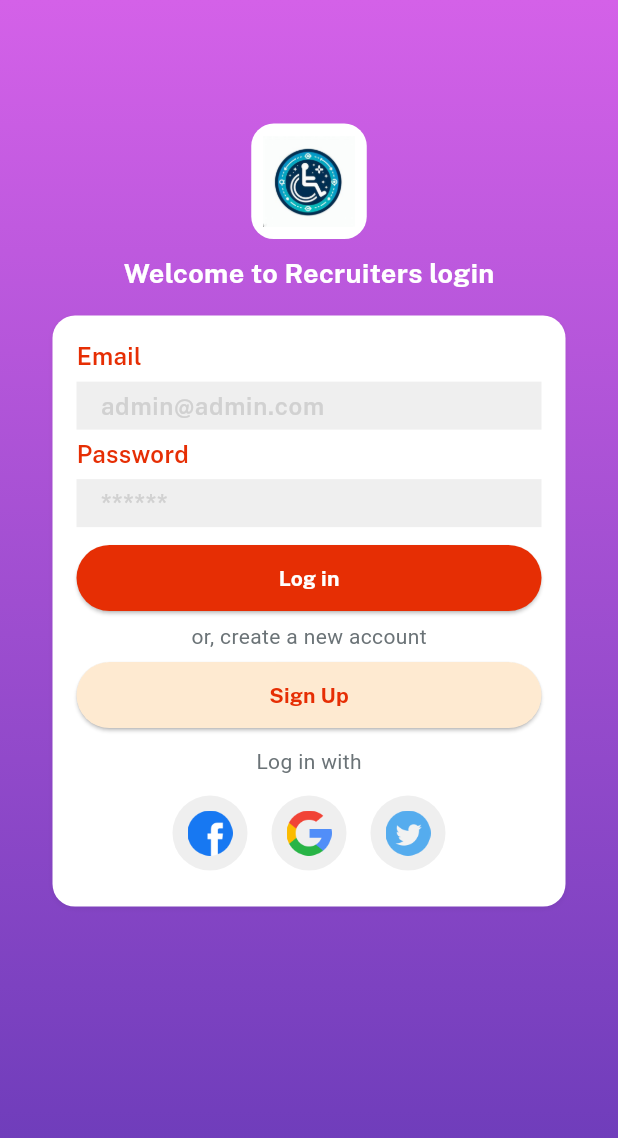
After one commit to EngineerAnishSharma/rubix24_Ctrl-Alt-Innovate, a Flutter app: the screen it shows after launch, after a tap on "Go there", on a phone screen of 412 x 824 dp. The commit adds this screen. Shown: the top 1138 px of the screen. Run offline on Flutter 3.47's test engine with Material 3 defaults, Android fonts, the phone set to English and light mode, and no system bars; our stand-ins replace cloud_firestore, confetti, csv, curved_navigation_bar, file_picker, firebase_auth and 11 more; accounts and stored records are empty; project files that could hold a hidden picture were left out.

Commit message:
added recruiters panel

```diff
--- /dev/null
+++ b/lib/doctorApp/doctor_login.dart
@@ -0,0 +1,127 @@
+
+import 'package:get/get.dart';
+import 'package:tsec_hack/consts/consts.dart';
+import 'package:tsec_hack/consts/lists.dart';
+import 'package:tsec_hack/doctorApp/doctor_info.dart';
+import 'package:tsec_hack/doctorApp/doctor_signup.dart';
+import 'package:tsec_hack/widgets_common/applogo_widget.dart';
+import 'package:tsec_hack/widgets_common/bg_widget.dart';
+import 'package:tsec_hack/widgets_common/custome_textfield.dart';
+import 'package:tsec_hack/widgets_common/our_button.dart';
+
+class DoctorLogin extends StatefulWidget {
+  const DoctorLogin({super.key});
+
+  @override
+  State<DoctorLogin> createState() => _DoctorLoginState();
+}
+
+class _DoctorLoginState extends State<DoctorLogin> {
+  var emailController = TextEditingController();
+  var passwordController = TextEditingController();
+  @override
+  Widget build(BuildContext context) {
+    return bgWidget(
+      Scaffold(
+          body: Container(
+        width: double.infinity,
+        height: double.infinity,
+        decoration: const BoxDecoration(
+          gradient: LinearGradient(
+            begin: Alignment.topCenter,
+            end: Alignment.bottomCenter,
+            colors: [Color.fromARGB(255, 212, 97, 232), Colors.deepPurple],
+          ),
+        ),
+        child: SingleChildScrollView(
+          child: Center(
+            child: Column(
+              children: [
+                (context.screenHeight * 0.1).heightBox,
+                applogoWidget(),
+                10.heightBox, // SizedBox
+
+                "Welcome to Recruiters login"
+                    .text
+                    .fontFamily(bold)
+                    .white
+                    .size(18)
+                    .make(), //Text
+                15.heightBox,
+                Column(
+                  children: [
+                    customTextField(email, emailHint, emailController, false),
+                    customTextField(
+                        password, passwordHint, passwordController, true),
+                    5.heightBox,
+                    ourButton(
+                        color1: redColor,
+                        title: login,
+                        textColor: whiteColor,
+                        onPress: () async {
+                          Get.to(() =>  DoctorInfo(email:emailController.text, username: 'Doctor',));
+                        }).box.width(context.screenWidth - 50).make(),
+                    5.heightBox,
+                    createNewAccount.text.color(fontGrey).make(),
+                    5.heightBox,
+                    ourButton(
+                        color1: lightgolden,
+                        title: signup,
+                        textColor: redColor,
+                        onPress: () {
+                          Get.to(() => const DoctorSignup());
+                        }).box.width(context.screenWidth - 50).make(),
+                    10.heightBox,
+                    loginWith.text.color(fontGrey).make(),
+                    5.heightBox,
+                    Row(
+                      mainAxisAlignment: MainAxisAlignment.center,
+                      children: List.generate(
+                          socialIconList.length,
+                          (index) => Padding(
+                                padding: const EdgeInsets.all(8.0),
+                                child: GestureDetector(
+                                  onTap: () async {
+                                    // switch (index) {
+                                    //   case 0:
+                                    //     break;
+                                    //   case 1:
+                                    //     controller.isLoading(true);
+                                    //     await controller.signInWithGoogle();
+                                    //     controller.isLoading(false);
+                                    //     Get.to(() => const HomeScreen1());
+                                    //     break;
+                                    //   case 2:
+                                    //     break;
+                                    //   default:
+                                    //     break;
+                                    // }
+                                  },
+                                  child: CircleAvatar(
+                                    radius: 25,
+                                    backgroundColor: lightGrey,
+                                    child: Image.asset(
+                                      socialIconList[index],
+                                      width: 30,
+                                    ),
+                                  ),
+                                ),
+                              )),
+                    )
+                  ],
+                )
+                    .box
+                    .rounded
+                    .white
+                    .padding(const EdgeInsets.all(16))
+                    .width(context.screenWidth - 70)
+                    .shadowSm
+                    .make(),
+              ],
+            ),
+          ),
+        ),
+      )),
+    );
+  }
+}
--- a/lib/views/auth_screen/login_screen.dart
+++ b/lib/views/auth_screen/login_screen.dart
@@ -4,6 +4,7 @@ import 'package:tsec_hack/consts/colors.dart';
 import 'package:tsec_hack/consts/lists.dart';
 import 'package:tsec_hack/consts/strings.dart';
 import 'package:tsec_hack/consts/styles.dart';
+import 'package:tsec_hack/doctorApp/doctor_login.dart';
 import 'package:tsec_hack/views/auth_screen/signup_screen.dart';
 import 'package:tsec_hack/views/onboarding_screen/onboarding.dart';
 import 'package:tsec_hack/widgets_common/applogo_widget.dart';
@@ -132,6 +133,16 @@ class _LoginScreenState extends State<LoginScreen> {
                     .shadowSm
                     .make(),
               ),
+              20.heightBox,
+                "Are you Recruiters?".text.black.size(20).make(),
+                5.heightBox,
+                ourButton(
+                    onPress: () {
+                      Get.to(() => const DoctorLogin());
+                    },
+                    color1: lightgolden,
+                    textColor: redColor,
+                    title: "Go there")
             ],
           ),
         ),
--- a/lib/widgets_common/postcard_widget.dart
+++ b/lib/widgets_common/postcard_widget.dart
@@ -53,7 +53,7 @@ class _PostCardState extends State<PostCard> {
                     ),
                     child: ClipOval(
                       child: Image.asset(
-                        'assets/icons/profile.png',
+                        'assets/images/c.jpg',
                         width: 20,
                         height: 20,
                         fit: BoxFit.cover,
```
Also changed, not shown: lib/doctorApp/doctor_info.dart (added, +168 -0 lines), lib/doctorApp/doctor_signup.dart (added, +181 -0 lines), assets/images/c.jpg (added).
